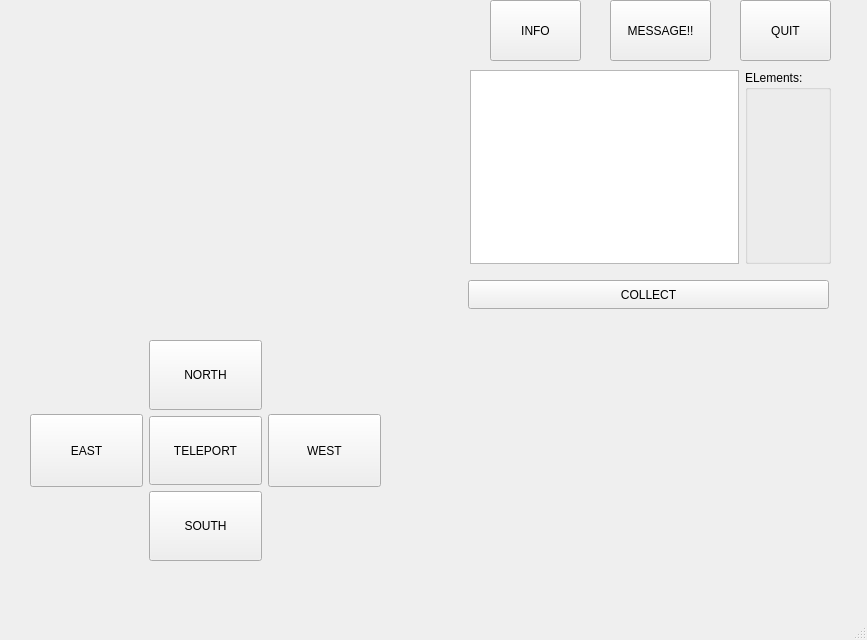
Qt form cs4076_pro/mainwindow.ui (7LuxinC/programming_project) before a commit.
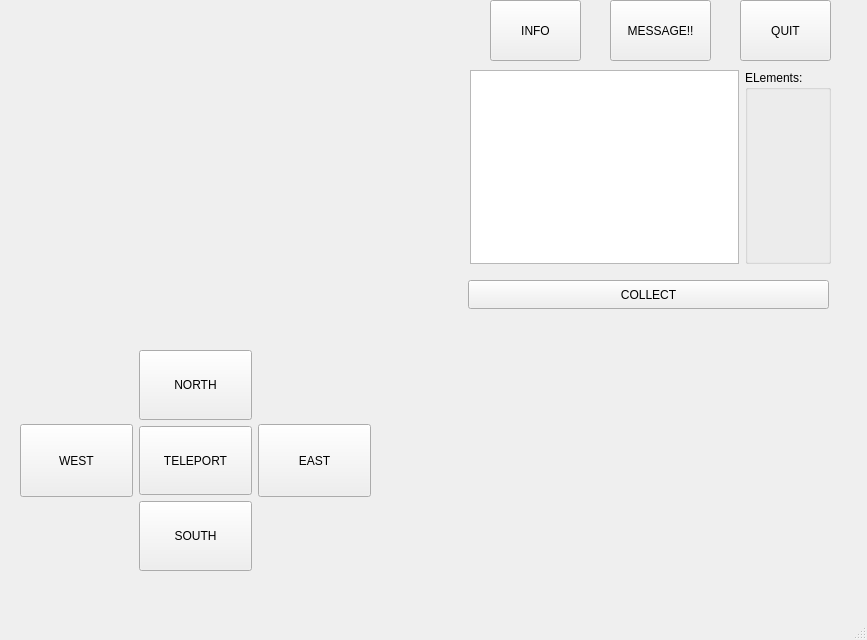
The same form after that commit. Icons and pictures are not drawn.

Diff of the .ui file:
```diff
--- a/cs4076_pro/mainwindow.ui
+++ b/cs4076_pro/mainwindow.ui
@@ -119,17 +119,17 @@
    <widget class="QWidget" name="horizontalLayoutWidget">
     <property name="geometry">
      <rect>
-      <x>30</x>
-      <y>340</y>
+      <x>20</x>
+      <y>350</y>
       <width>351</width>
       <height>221</height>
      </rect>
     </property>
     <layout class="QHBoxLayout" name="horizontalLayout">
      <item>
-      <layout class="QVBoxLayout" name="verticalLayout_7">
+      <layout class="QVBoxLayout" name="verticalLayout_6">
        <item>
-        <spacer name="verticalSpacer_3">
+        <spacer name="verticalSpacer">
          <property name="orientation">
           <enum>Qt::Vertical</enum>
          </property>
@@ -142,7 +142,7 @@
         </spacer>
        </item>
        <item>
-        <widget class="QPushButton" name="eastBtn">
+        <widget class="QPushButton" name="west">
          <property name="sizePolicy">
           <sizepolicy hsizetype="Minimum" vsizetype="Expanding">
            <horstretch>0</horstretch>
@@ -153,18 +153,12 @@
           <font/>
          </property>
          <property name="text">
-          <string>EAST</string>
-         </property>
-         <property name="iconSize">
-          <size>
-           <width>30</width>
-           <height>30</height>
-          </size>
+          <string>WEST</string>
          </property>
         </widget>
        </item>
        <item>
-        <spacer name="verticalSpacer_4">
+        <spacer name="verticalSpacer_2">
          <property name="orientation">
           <enum>Qt::Vertical</enum>
          </property>
@@ -233,9 +227,9 @@
       </layout>
      </item>
      <item>
-      <layout class="QVBoxLayout" name="verticalLayout_6">
+      <layout class="QVBoxLayout" name="verticalLayout_7">
        <item>
-        <spacer name="verticalSpacer">
+        <spacer name="verticalSpacer_3">
          <property name="orientation">
           <enum>Qt::Vertical</enum>
          </property>
@@ -248,7 +242,7 @@
         </spacer>
        </item>
        <item>
-        <widget class="QPushButton" name="west">
+        <widget class="QPushButton" name="eastBtn">
          <property name="sizePolicy">
           <sizepolicy hsizetype="Minimum" vsizetype="Expanding">
            <horstretch>0</horstretch>
@@ -259,12 +253,18 @@
           <font/>
          </property>
          <property name="text">
-          <string>WEST</string>
+          <string>EAST</string>
+         </property>
+         <property name="iconSize">
+          <size>
+           <width>30</width>
+           <height>30</height>
+          </size>
          </property>
         </widget>
        </item>
        <item>
-        <spacer name="verticalSpacer_2">
+        <spacer name="verticalSpacer_4">
          <property name="orientation">
           <enum>Qt::Vertical</enum>
          </property>
@@ -280,7 +280,7 @@
      </item>
     </layout>
    </widget>
-   <widget class="QWidget" name="">
+   <widget class="QWidget" name="layoutWidget">
     <property name="geometry">
      <rect>
       <x>470</x>
```
